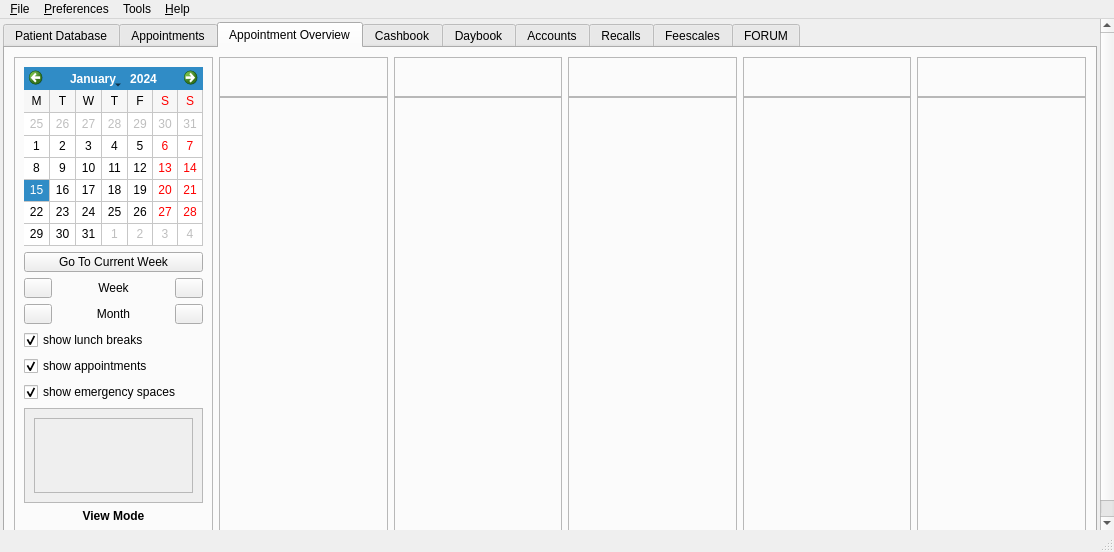
Before: the Qt Designer form src/openmolar/qt-designer/main.ui in rowinggolfer/openmolar1, drawn with Qt 5.
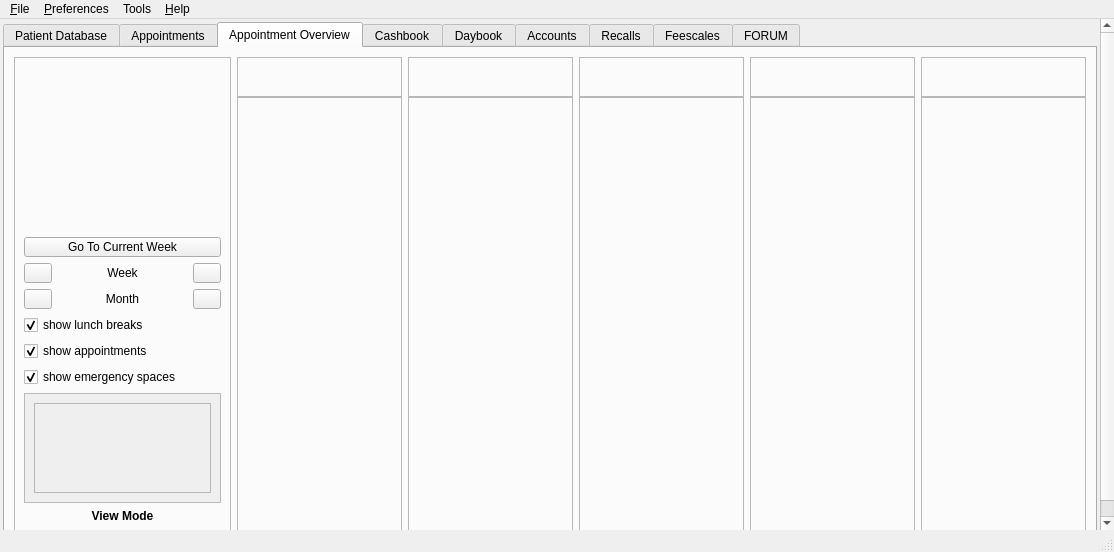
After: the same form once the commit is applied. The open tabs and pages were chosen to show the change. Icons and pictures are not drawn.

Commit message: custom week view calendar

What changed in the file:
```diff
--- a/src/openmolar/qt-designer/main.ui
+++ b/src/openmolar/qt-designer/main.ui
@@ -4325,43 +4325,6 @@
                <enum>QFrame::Raised</enum>
               </property>
               <layout class="QGridLayout" name="gridLayout_7">
-               <item row="0" column="0" colspan="3">
-                <widget class="QCalendarWidget" name="apptOV_calendarWidget">
-                 <property name="sizePolicy">
-                  <sizepolicy hsizetype="Fixed" vsizetype="Fixed">
-                   <horstretch>0</horstretch>
-                   <verstretch>0</verstretch>
-                  </sizepolicy>
-                 </property>
-                 <property name="minimumSize">
-                  <size>
-                   <width>179</width>
-                   <height>179</height>
-                  </size>
-                 </property>
-                 <property name="maximumSize">
-                  <size>
-                   <width>16777215</width>
-                   <height>200</height>
-                  </size>
-                 </property>
-                 <property name="firstDayOfWeek">
-                  <enum>Qt::Monday</enum>
-                 </property>
-                 <property name="gridVisible">
-                  <bool>true</bool>
-                 </property>
-                 <property name="horizontalHeaderFormat">
-                  <enum>QCalendarWidget::SingleLetterDayNames</enum>
-                 </property>
-                 <property name="verticalHeaderFormat">
-                  <enum>QCalendarWidget::NoVerticalHeader</enum>
-                 </property>
-                 <property name="dateEditEnabled">
-                  <bool>true</bool>
-                 </property>
-                </widget>
-               </item>
                <item row="1" column="0" colspan="3">
                 <widget class="QPushButton" name="apptOVtoday_pushButton">
                  <property name="maximumSize">
@@ -4526,7 +4489,7 @@
                     <x>0</x>
                     <y>0</y>
                     <width>193</width>
-                    <height>65</height>
+                    <height>80</height>
                    </rect>
                   </property>
                   <layout class="QVBoxLayout" name="verticalLayout_3">
@@ -4560,6 +4523,28 @@
                  </property>
                 </widget>
                </item>
+               <item row="0" column="0" colspan="3">
+                <widget class="QWidget" name="apptOVcalendar_placeholder" native="true">
+                 <property name="sizePolicy">
+                  <sizepolicy hsizetype="Fixed" vsizetype="Fixed">
+                   <horstretch>0</horstretch>
+                   <verstretch>0</verstretch>
+                  </sizepolicy>
+                 </property>
+                 <property name="minimumSize">
+                  <size>
+                   <width>197</width>
+                   <height>164</height>
+                  </size>
+                 </property>
+                 <property name="maximumSize">
+                  <size>
+                   <width>16777215</width>
+                   <height>200</height>
+                  </size>
+                 </property>
+                </widget>
+               </item>
               </layout>
              </widget>
             </item>
```
Left out of the diff: 16 changed lines with no effect on the pictures. The commit also changes 5 other files.
